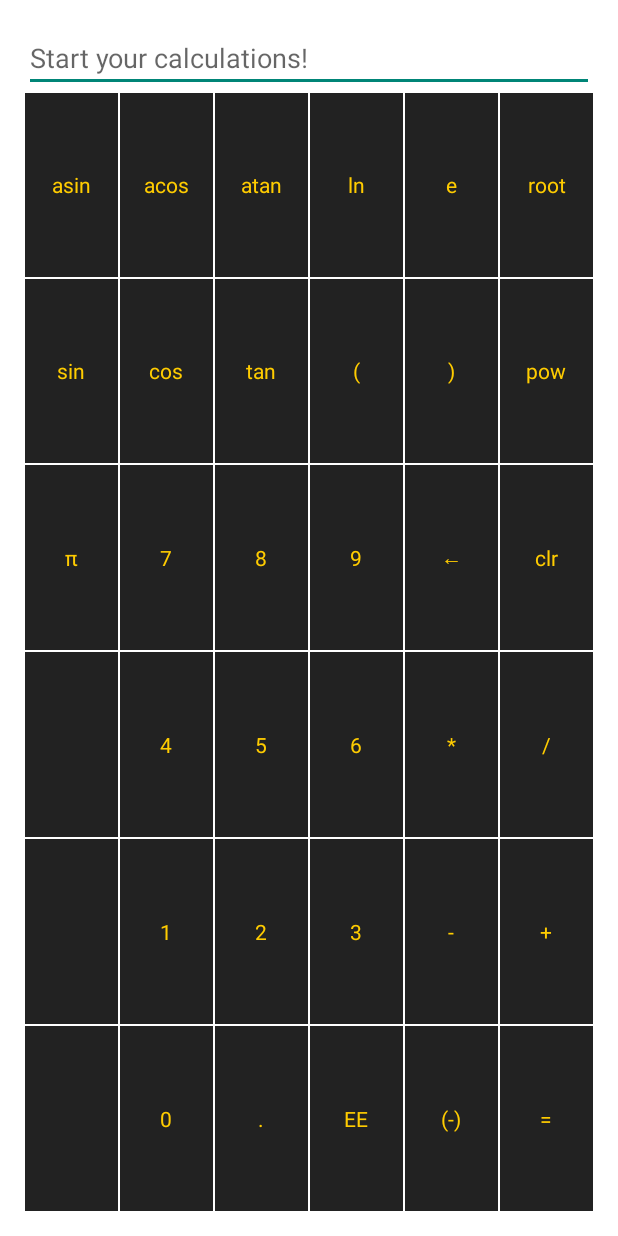
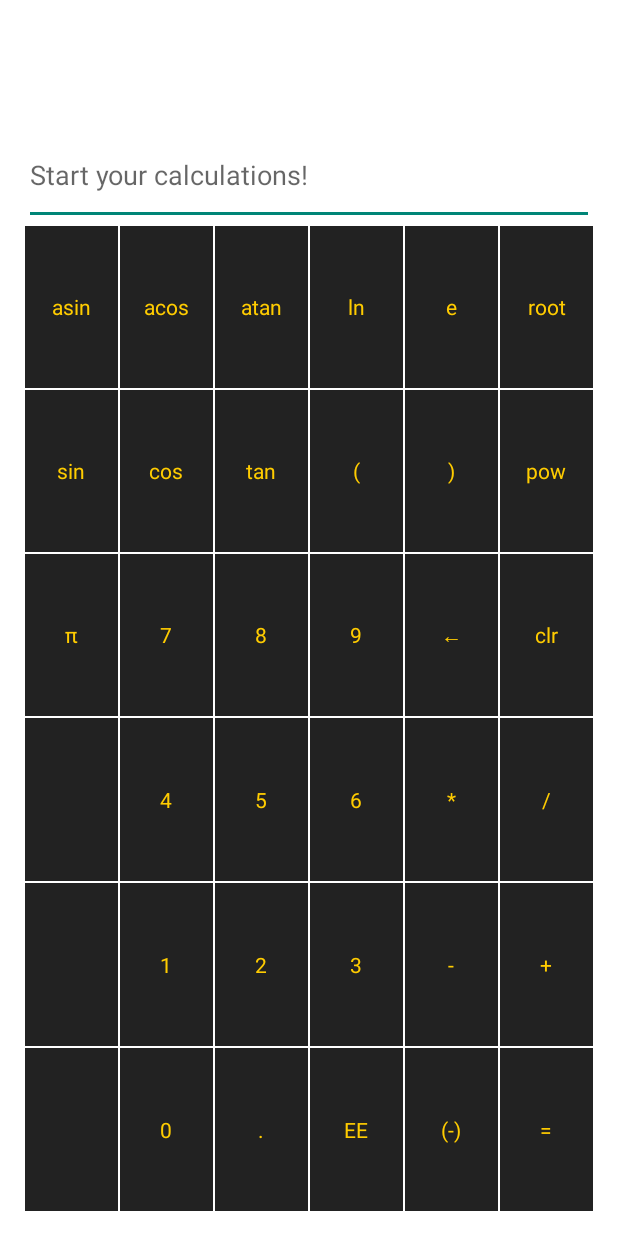
Before and after one commit to patricklin/Scientific-Calcul8r, an Android app: the screen it shows after launch (MainActivity), on a phone screen of 412 x 824 dp. Run offline under Robolectric (Android 15) with nearby library versions, the phone set to English and light mode, and no system bars.

Commit message:
added calcHistory

```diff
--- a/app/src/main/res/layout/activity_main.xml
+++ b/app/src/main/res/layout/activity_main.xml
@@ -10,10 +10,17 @@
     tools:context=".Home"
     android:background="#fff" >
 
+    <TextView
+        android:layout_width="fill_parent"
+        android:layout_height="wrap_content"
+        android:lines="4"
+        android:id="@+id/calcHistory" />
+
     <EditText
         android:layout_width="fill_parent"
         android:layout_height="wrap_content"
         android:text="@string/disp"
+        android:lines="2"
         android:id = "@+id/display"
         android:hint="@string/dispHint" />
 
```
Also changed, not shown: 1 other file.
